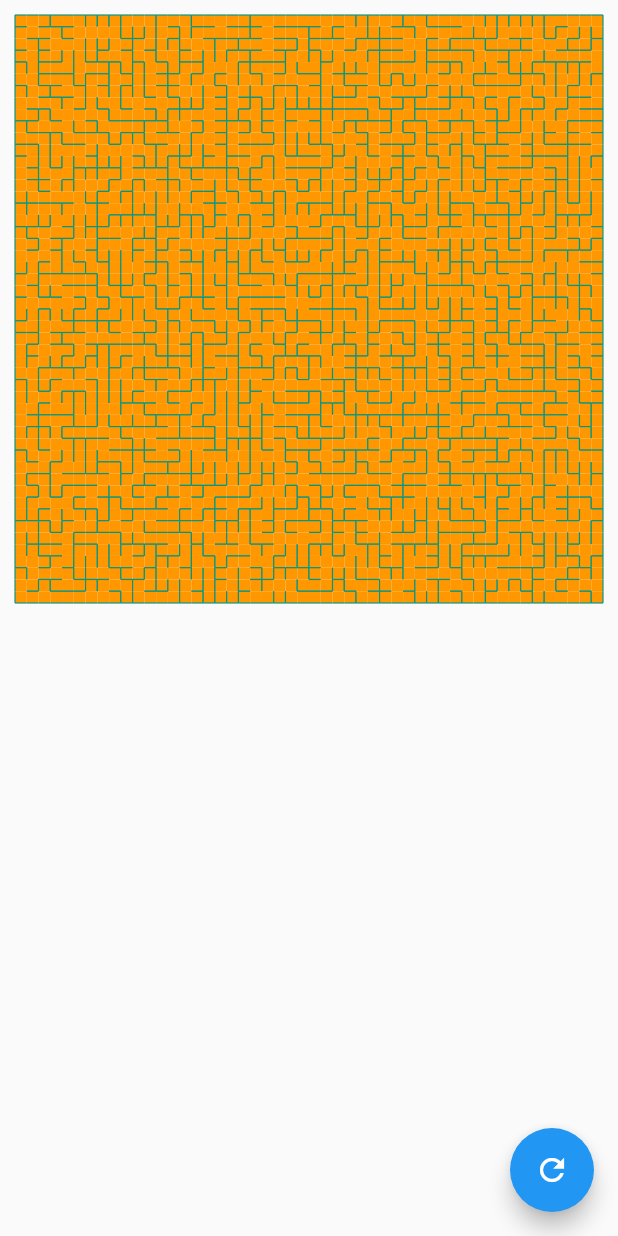
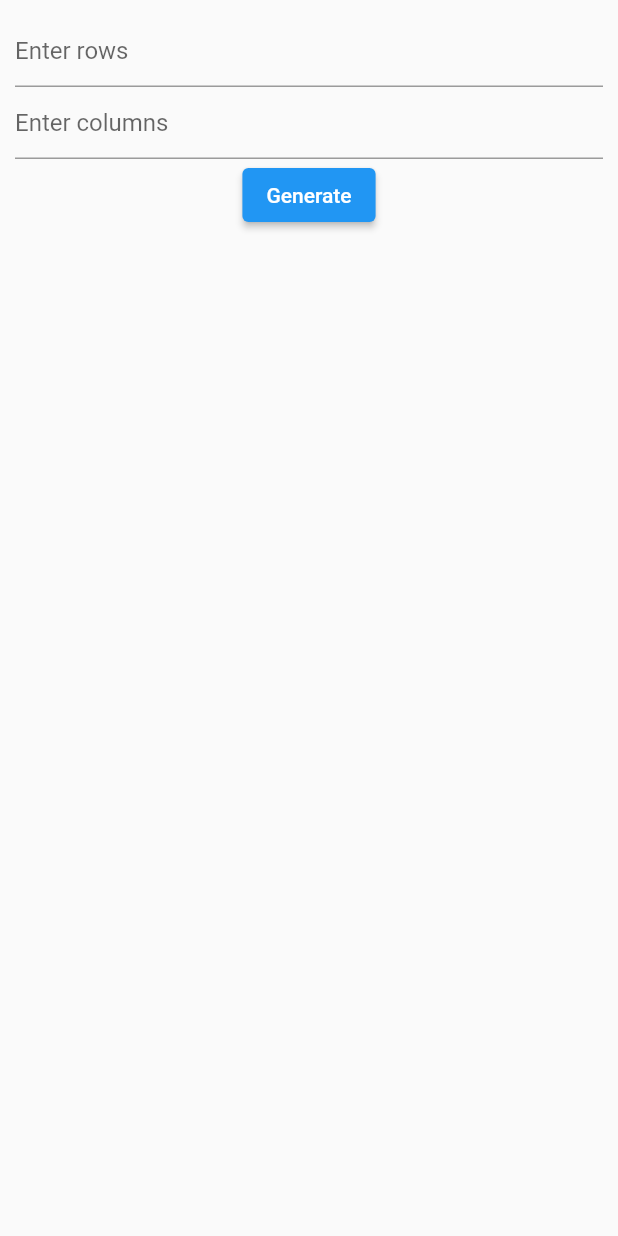
Before and after one commit to Buba98/maze_solver, a Flutter app: the screen it shows after launch, on a phone screen of 412 x 824 dp. Run offline on Flutter 3.47's test engine with Material 2 defaults, Android fonts, the phone set to English and light mode, and no system bars; our stand-ins replace flutter_bloc.

Commit message:
Update UI with bloc

```diff
--- /dev/null
+++ b/lib/bloc/maze_bloc.dart
@@ -0,0 +1,119 @@
+import 'package:flutter_bloc/flutter_bloc.dart';
+import 'package:maze_solver/model/maze.dart';
+import 'package:maze_solver/util/directions.dart';
+
+//algorithms
+
+enum Algorithms {
+  RANDOMIZED_KRUSKAL,
+  RECURSIVE_RANDOMIZED_DEPTH_FIRST_SEARCH,
+  RANDOMIZED_PRIM,
+  RANDOMIZED_ALDOUS_BRODER,
+}
+
+//events
+
+abstract class MazeEvent {
+  MazeEvent();
+}
+
+class DoneMaze extends MazeEvent {}
+
+class AlgorithmChoice extends MazeEvent {
+  final Algorithms algorithm;
+
+  AlgorithmChoice({required this.algorithm});
+}
+
+class UpdateMaze extends MazeEvent {
+  final int? row1, column1;
+  final int? row2, column2;
+
+  UpdateMaze({
+    this.row1,
+    this.column1,
+    this.row2,
+    this.column2,
+  });
+}
+
+class CreateMaze extends MazeEvent {
+  final int rows, columns;
+
+  CreateMaze({
+    required this.rows,
+    required this.columns,
+  });
+}
+
+//states
+
+abstract class MazeState {
+  Maze maze;
+
+  MazeState({required this.maze});
+}
+
+class InitialState extends MazeState {
+  InitialState() : super(maze: Maze.lateInit());
+}
+
+class CreateState extends MazeState {
+  CreateState({required Maze maze}) : super(maze: maze);
+}
+
+class ProcessingState extends MazeState {
+  final int? row1, column1;
+  final int? row2, column2;
+
+  ProcessingState(
+      {required Maze maze, this.row1, this.column1, this.row2, this.column2})
+      : super(maze: maze);
+}
+
+class DoneState extends MazeState {
+  DoneState({required Maze maze}) : super(maze: maze);
+}
+
+//bloc
+
+class MazeBloc extends Bloc<MazeEvent, MazeState> {
+  late final Maze maze;
+
+  MazeBloc() : super(InitialState()) {
+    maze = this.state.maze;
+  }
+
+  @override
+  Stream<MazeState> mapEventToState(MazeEvent event) async* {
+    if (event is CreateMaze) {
+      maze.init(rows: event.rows, columns: event.columns);
+      yield CreateState(maze: maze);
+    } else if (event is AlgorithmChoice) {
+      switch (event.algorithm) {
+        case Algorithms.RANDOMIZED_KRUSKAL:
+          maze.randomizedKruskalAlgorithm(mazeBloc: this);
+          break;
+        case Algorithms.RECURSIVE_RANDOMIZED_DEPTH_FIRST_SEARCH:
+          maze.recursiveRandomizedDepthFirstSearch(mazeBloc: this);
+          break;
+        case Algorithms.RANDOMIZED_PRIM:
+          maze.randomizedPrimAlgorithm(mazeBloc: this);
+          break;
+        case Algorithms.RANDOMIZED_ALDOUS_BRODER:
+          maze.randomizedAldousBroderAlgorithm(mazeBloc: this);
+          break;
+      }
+    } else if (event is UpdateMaze) {
+      yield ProcessingState(
+        maze: maze,
+        row1: event.row1,
+        column1: event.column1,
+        row2: event.row2,
+        column2: event.column2,
+      );
+    } else if (event is DoneMaze) {
+      yield DoneState(maze: maze);
+    }
+  }
+}
--- a/lib/main.dart
+++ b/lib/main.dart
@@ -1,9 +1,9 @@
 import 'dart:math';
 
 import 'package:flutter/material.dart';
-import 'package:maze_solver/maze.dart';
+import 'package:flutter_bloc/flutter_bloc.dart';
+import 'package:maze_solver/bloc/maze_bloc.dart';
 import 'package:maze_solver/util/custom_painter_maze_square.dart';
-import 'package:maze_solver/util/directions.dart';
 
 void main() {
   runApp(MyApp());
@@ -30,48 +30,91 @@ class MyHomePage extends StatefulWidget {
 }
 
 class _MyHomePageState extends State<MyHomePage> {
-  late final Maze maze;
-
-  @override
-  void initState() {
-    super.initState();
-    maze = Maze(50, 50);
-    // maze.recursiveRandomizedDepthFirstSearch();
-    // maze.randomizedKruskalAlgorithm();
-    // maze.randomizedPrimAlgorithm();
-    maze.randomizedAldousBroderAlgorithm();
-  }
+  final MazeBloc mazeBloc = MazeBloc();
+  final TextEditingController _controllerRows = TextEditingController();
+  final TextEditingController _controllerColumns = TextEditingController();
 
   void _incrementCounter() {
-    setState(() {});
+    setState(() {
+      mazeBloc.add(AlgorithmChoice(
+          algorithm: Algorithms.RECURSIVE_RANDOMIZED_DEPTH_FIRST_SEARCH));
+    });
   }
 
   @override
   Widget build(BuildContext context) {
     return Scaffold(
-      body: Padding(
+      body: Column(
+        children: [
+          Expanded(
+            child: Padding(
               padding: EdgeInsets.all(10),
-        child: LayoutBuilder(
-          builder: (BuildContext context, BoxConstraints constraints) {
-            double squareDimension = min(
-                constraints.maxWidth / this.maze.columns,
-                constraints.maxHeight / this.maze.rows);
-
-            print(squareDimension);
-
+              child: BlocBuilder(
+                bloc: mazeBloc,
+                builder: (BuildContext context, MazeState state) {
+                  if (state is InitialState) {
+                    return Form(
+                      child: Column(
+                        children: [
+                          TextFormField(
+                            decoration: const InputDecoration(
+                              hintText: 'Enter rows',
+                            ),
+                            controller: _controllerRows,
+                          ),
+                          TextFormField(
+                            decoration: const InputDecoration(
+                              hintText: 'Enter columns',
+                            ),
+                            controller: _controllerColumns,
+                          ),
+                          ElevatedButton(
+                            onPressed: () => mazeBloc.add(CreateMaze(
+                                rows: int.parse(_controllerRows.text),
+                                columns: int.parse(_controllerColumns.text))),
+                            child: const Text('Generate'),
+                          ),
+                        ],
+                      ),
+                    );
+                  } else if (state is CreateState) {
                     return Column(
                       children: List.generate(
-                this.maze.rows,
+                        Algorithms.values.length,
+                        (index) => ElevatedButton(
+                          onPressed: () => mazeBloc.add(AlgorithmChoice(
+                              algorithm: Algorithms.values[index])),
+                          child: Text(Algorithms.values[index].toString()),
+                        ),
+                        growable: false,
+                      ),
+                    );
+                  } else {
+                    return LayoutBuilder(
+                      builder:
+                          (BuildContext context, BoxConstraints constraints) {
+                        double squareDimension = min(
+                            constraints.maxWidth / state.maze.columns,
+                            constraints.maxHeight / state.maze.rows);
+                        return Column(
+                          children: List.generate(
+                            state.maze.rows,
                             (row) {
                               return Row(
                                 children: List.generate(
-                      this.maze.columns,
+                                  state.maze.columns,
                                   (column) => Container(
                                     child: CustomPaint(
                                       size: Size.square(squareDimension),
                                       painter: CustomPainterMazeSquare(
-                              directions: this
-                                  .maze
+                                          cursor: state is ProcessingState
+                                              ? (state.row1 == row &&
+                                                      state.column1 ==
+                                                          column) ||
+                                                  (state.row2 == row &&
+                                                      state.column2 == column)
+                                              : false,
+                                          directions: state.maze
                                               .getCell(row: row, column: column)
                                               .onWalls),
                                     ),
@@ -83,12 +126,14 @@ class _MyHomePageState extends State<MyHomePage> {
                           ),
                         );
                       },
+                    );
+                  }
+                },
               ),
             ),
-      floatingActionButton: FloatingActionButton(
-        onPressed: _incrementCounter,
-        child: Icon(Icons.refresh),
-      ), // This trailing comma makes auto-formatting nicer for build methods.
+          ),
+        ],
+      ),
     );
   }
 }
--- a/lib/util/custom_painter_maze_square.dart
+++ b/lib/util/custom_painter_maze_square.dart
@@ -4,13 +4,17 @@ import 'package:flutter/material.dart';
 import 'directions.dart';
 
 class CustomPainterMazeSquare extends CustomPainter {
-  final Color colorForeground, colorBackground;
+  final Color colorForeground, colorBackground, colorBackgroundCursor;
   final List<Directions> directions;
+  final bool cursor;
 
-  CustomPainterMazeSquare(
-      {this.colorForeground = Colors.teal,
-      this.colorBackground = Colors.orange,
-      required this.directions});
+  CustomPainterMazeSquare({
+    this.colorForeground = Colors.teal,
+    this.colorBackground = Colors.orange,
+    this.cursor = false,
+    this.colorBackgroundCursor = Colors.blue,
+    required this.directions,
+  });
 
   @override
   void paint(Canvas canvas, Size size) {
@@ -18,7 +22,8 @@ class CustomPainterMazeSquare extends CustomPainter {
       ..color = colorBackground
       ..style = PaintingStyle.fill;
 
-    canvas.drawRect(Rect.fromLTRB(0, 0, size.width, size.height), paintBackground);
+    canvas.drawRect(
+        Rect.fromLTRB(0, 0, size.width, size.height), paintBackground);
 
     Paint paintForeground = Paint()
       ..color = colorForeground
```
Also changed, not shown: lib/model/maze.dart (renamed from lib/maze.dart, +59 -20 lines), pubspec.yaml (+2 -54 lines). Lines whose indentation alone changed are shown as unchanged.
